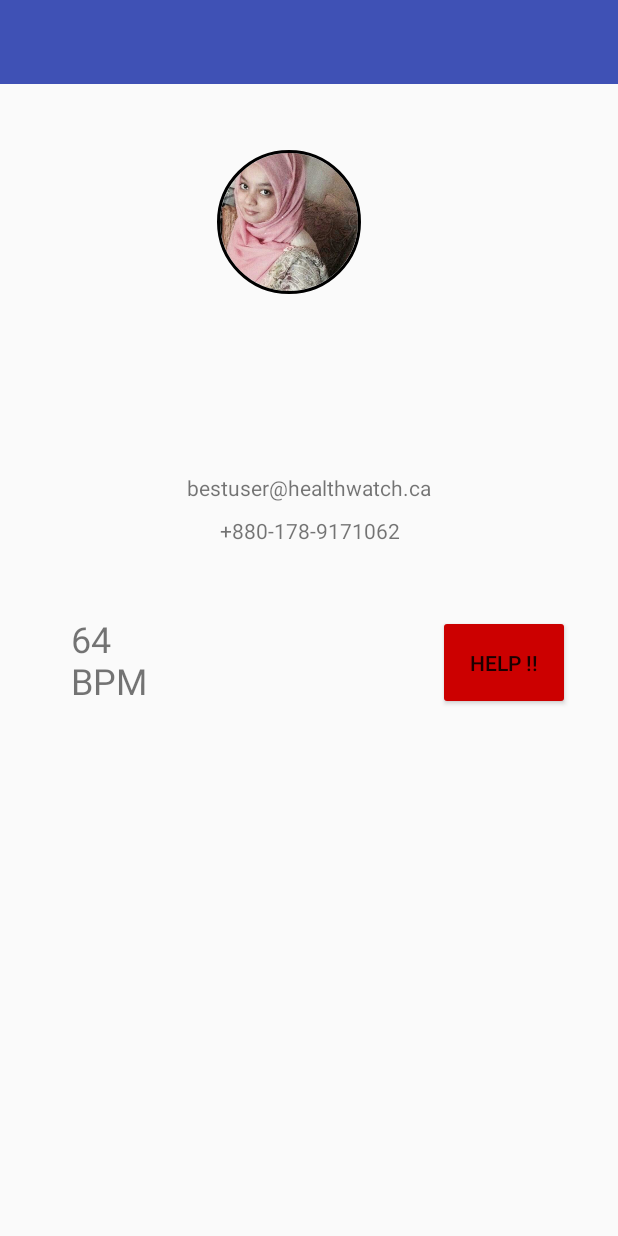
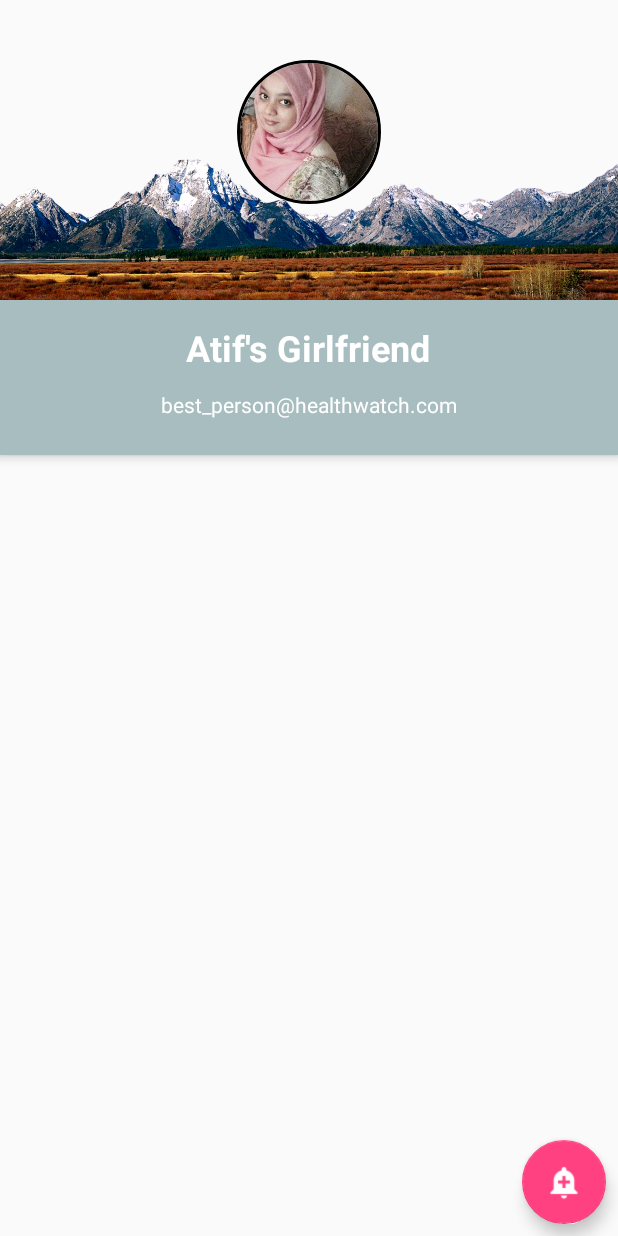
Before and after one commit to AtifMahmud/HealthWatch, an Android app: the PatientActivity screen opened directly, with no data from a screen before it, on a phone screen of 412 x 824 dp. Run offline under Robolectric (Android 15) with nearby library versions, the phone set to English and light mode, and no system bars; our stand-ins replace CircleImageView.

Commit message:
GUI almost done

```diff
--- a/app/src/main/java/com/cpen391/healthwatch/patient/PatientActivity.java
+++ b/app/src/main/java/com/cpen391/healthwatch/patient/PatientActivity.java
@@ -25,7 +25,5 @@ public class PatientActivity extends AppCompatActivity {
     protected void onCreate(Bundle savedInstanceState) {
         super.onCreate(savedInstanceState);
         setContentView(R.layout.activity_patient);
-        Toolbar toolbar = (Toolbar) findViewById(R.id.toolbar);
-        setSupportActionBar(toolbar);
     }
 }
--- a/app/src/main/res/layout/activity_patient.xml
+++ b/app/src/main/res/layout/activity_patient.xml
@@ -1,42 +1,19 @@
 <?xml version="1.0" encoding="utf-8"?>
-<android.support.constraint.ConstraintLayout xmlns:android="http://schemas.android.com/apk/res/android"
-    xmlns:app="http://schemas.android.com/apk/res-auto"
-    xmlns:tools="http://schemas.android.com/tools"
+
+<!-- Source: http://www.viralandroid.com/2016/03/android-material-design-profile-screen-xml-ui-design.html -->
+
+
+<RelativeLayout xmlns:android="http://schemas.android.com/apk/res/android"
     android:layout_width="match_parent"
-    android:layout_height="match_parent"
-    android:orientation="vertical"
-    tools:context="com.cpen391.healthwatch.patient.PatientActivity">
-
-    <android.support.design.widget.AppBarLayout
-        android:id="@+id/appBarLayout"
-        android:layout_width="match_parent"
-        android:layout_height="wrap_content"
-        android:theme="@style/AppTheme.AppBarOverlay">
-
-    </android.support.design.widget.AppBarLayout>
-
-    <TextView
-        android:id="@+id/textView2"
-        android:layout_width="match_parent"
-        android:layout_height="57dp"
-        android:layout_marginTop="8dp"
-        android:text="Best User Profile"
-        android:textAlignment="center"
-        android:textSize="30sp"
-        android:textStyle="bold"
-        app:layout_constraintBottom_toTopOf="parent"
-        app:layout_constraintTop_toTopOf="parent"
-        app:layout_constraintVertical_bias="0.325"
-        tools:layout_editor_absoluteX="0dp" />
+    android:layout_height="match_parent">
 
     <de.hdodenhof.circleimageview.CircleImageView xmlns:app="http://schemas.android.com/apk/res-auto"
         android:id="@+id/profile_image"
         android:layout_width="96dp"
         android:layout_height="96dp"
-        android:layout_marginBottom="8dp"
-        android:layout_marginEnd="8dp"
-        android:layout_marginStart="8dp"
-        android:layout_marginTop="8dp"
+        android:layout_alignParentTop="true"
+        android:layout_centerHorizontal="true"
+        android:layout_marginTop="40dp"
         android:src="@drawable/user_sample"
         app:civ_border_color="#FF000000"
         app:civ_border_width="2dp"
@@ -45,88 +22,58 @@
         app:layout_constraintHorizontal_bias="0.455"
         app:layout_constraintStart_toStartOf="parent"
         app:layout_constraintTop_toTopOf="parent"
-        app:layout_constraintVertical_bias="0.129" />
+        app:layout_constraintVertical_bias="0.147" />
 
-    <android.support.constraint.Guideline
-        android:id="@+id/guideline"
-        android:layout_width="wrap_content"
+
+    <RelativeLayout
+        android:id="@+id/profile_layout"
+        android:layout_width="match_parent"
         android:layout_height="wrap_content"
-        android:orientation="vertical"
-        app:layout_constraintGuide_begin="20dp" />
+        android:layout_below="@+id/header_cover_image"
+        android:background="#a8bdbf"
+        android:elevation="4dp"
+        android:paddingBottom="24dp">
 
-    <Button
-        android:id="@+id/button"
-        android:layout_width="wrap_content"
-        android:layout_height="63dp"
+        <TextView
+            android:id="@+id/user_profile_name"
+            android:layout_width="wrap_content"
+            android:layout_height="wrap_content"
+            android:layout_alignParentTop="true"
+            android:layout_centerHorizontal="true"
+            android:layout_marginTop="15dp"
+            android:text="Atif's Girlfriend"
+            android:textColor="#fff"
+            android:textSize="24sp"
+            android:textStyle="bold" />
+
+        <TextView
+            android:id="@+id/user_profile_short_bio"
+            android:layout_width="wrap_content"
+            android:layout_height="wrap_content"
+            android:layout_below="@+id/user_profile_name"
+            android:layout_centerHorizontal="true"
+            android:layout_marginTop="12dp"
+            android:text="best_person@healthwatch.com"
+            android:textColor="#fff"
+            android:textSize="14sp" />
+
+    </RelativeLayout>
+
+    <android.support.design.widget.FloatingActionButton
+        android:layout_width="match_parent"
+        android:layout_height="wrap_content"
+        android:layout_gravity="bottom|end"
+        android:layout_alignParentBottom="true"
+        android:layout_alignParentEnd="true"
+        android:layout_marginEnd="8dp"
         android:layout_marginBottom="8dp"
-        android:layout_marginEnd="8dp"
-        android:layout_marginStart="8dp"
-        android:layout_marginTop="8dp"
-        android:backgroundTint="@android:color/holo_red_dark"
-        android:text="HELP !!"
-        app:layout_constraintBottom_toBottomOf="parent"
-        app:layout_constraintEnd_toEndOf="parent"
-        app:layout_constraintHorizontal_bias="0.921"
-        app:layout_constraintStart_toStartOf="parent"
-        app:layout_constraintTop_toTopOf="parent"
-        app:layout_constraintVertical_bias="0.54" />
+        android:src="@drawable/alert"/>
 
-    <android.support.v7.widget.Toolbar
-        android:id="@+id/toolbar2"
-        android:layout_width="441dp"
-        android:layout_height="wrap_content"
-        android:background="?attr/colorPrimary"
-        android:minHeight="?attr/actionBarSize"
-        android:theme="?attr/actionBarTheme"
-        tools:layout_editor_absoluteX="-12dp"
-        tools:layout_editor_absoluteY="525dp" />
+    <ImageView
+        android:id="@+id/header_cover_image"
+        android:layout_width="match_parent"
+        android:layout_height="200dp"
+        android:scaleType="centerCrop"
+        android:src="@drawable/cover" />
 
-    <TextView
-        android:id="@+id/textView"
-        android:layout_width="wrap_content"
-        android:layout_height="wrap_content"
-        android:layout_marginBottom="8dp"
-        android:layout_marginEnd="8dp"
-        android:layout_marginStart="8dp"
-        android:layout_marginTop="8dp"
-        android:text="bestuser@healthwatch.ca"
-        app:layout_constraintBottom_toBottomOf="parent"
-        app:layout_constraintEnd_toEndOf="parent"
-        app:layout_constraintStart_toStartOf="parent"
-        app:layout_constraintTop_toTopOf="parent"
-        app:layout_constraintVertical_bias="0.39" />
-
-    <TextView
-        android:id="@+id/textView3"
-        android:layout_width="wrap_content"
-        android:layout_height="wrap_content"
-        android:layout_marginBottom="8dp"
-        android:layout_marginEnd="8dp"
-        android:layout_marginStart="8dp"
-        android:layout_marginTop="8dp"
-        android:text="+880-178-9171062"
-        app:layout_constraintBottom_toBottomOf="parent"
-        app:layout_constraintEnd_toEndOf="parent"
-        app:layout_constraintHorizontal_bias="0.502"
-        app:layout_constraintStart_toStartOf="parent"
-        app:layout_constraintTop_toTopOf="parent"
-        app:layout_constraintVertical_bias="0.426" />
-
-    <TextView
-        android:id="@+id/textView4"
-        android:layout_width="67dp"
-        android:layout_height="58dp"
-        android:layout_marginBottom="8dp"
-        android:layout_marginEnd="8dp"
-        android:layout_marginStart="8dp"
-        android:layout_marginTop="8dp"
-        android:text="64 BPM"
-        android:textSize="24sp"
-        app:layout_constraintBottom_toBottomOf="parent"
-        app:layout_constraintEnd_toEndOf="parent"
-        app:layout_constraintHorizontal_bias="0.119"
-        app:layout_constraintStart_toStartOf="parent"
-        app:layout_constraintTop_toTopOf="parent"
-        app:layout_constraintVertical_bias="0.535" />
-
-</android.support.constraint.ConstraintLayout>
+</RelativeLayout>
```
Also changed, not shown: app/src/main/res/drawable/alert.png (added), app/src/main/res/drawable/colour.png (added), app/src/main/res/drawable/cover.png.
